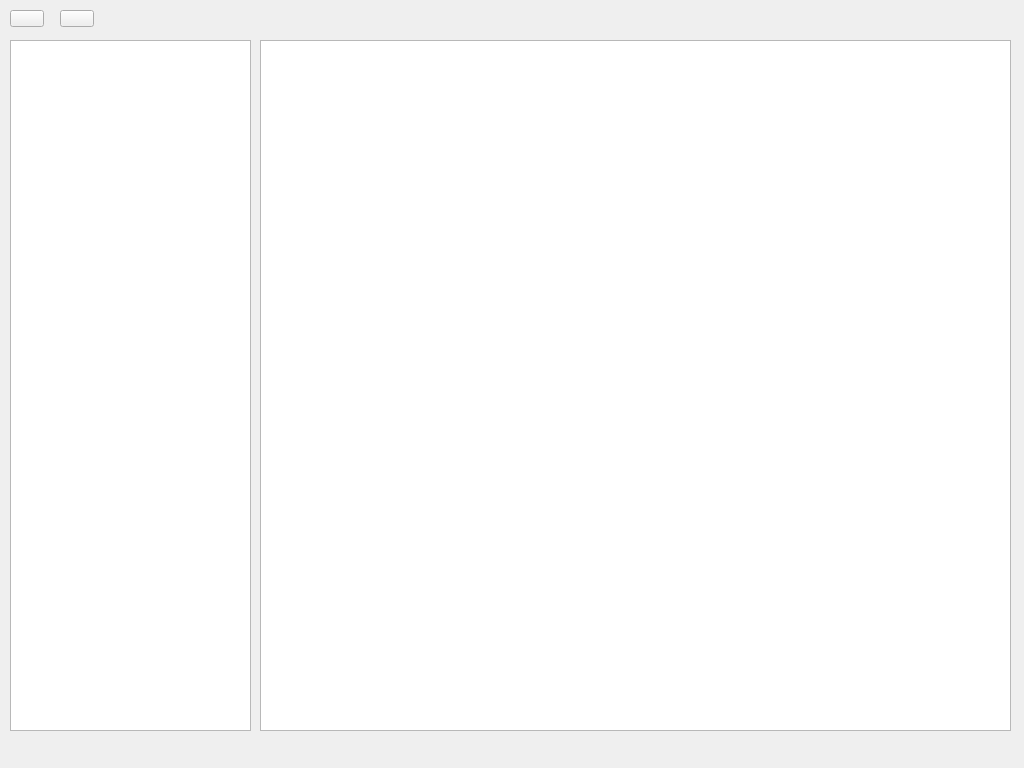
Above: mainwindow_2.ui from lazyxu/cpp-mail-system before the change. Below: the same form after it.
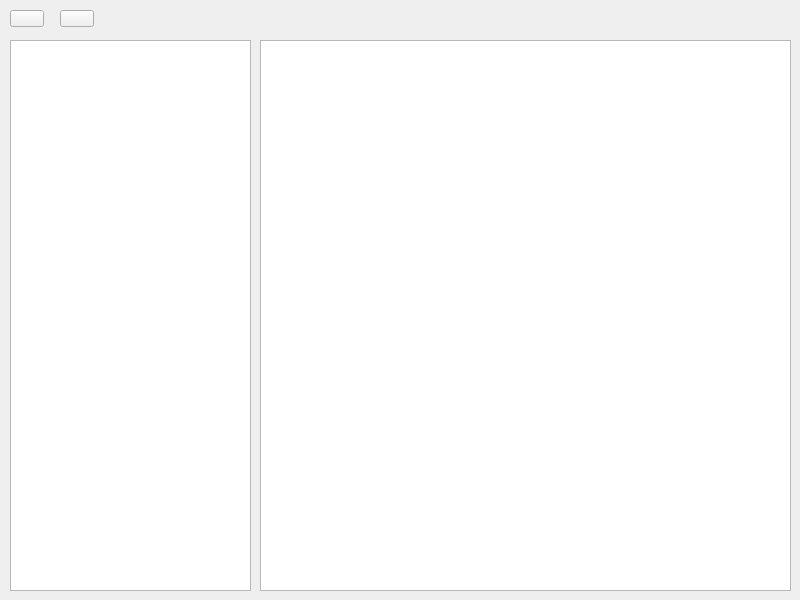
That is the form after the change. Icons and pictures are not drawn.

What changed in the file:
```diff
--- a/mainwindow_2.ui
+++ b/mainwindow_2.ui
@@ -6,14 +6,14 @@
    <rect>
     <x>0</x>
     <y>0</y>
-    <width>1024</width>
-    <height>768</height>
+    <width>800</width>
+    <height>600</height>
    </rect>
   </property>
   <property name="minimumSize">
    <size>
-    <width>1024</width>
-    <height>768</height>
+    <width>800</width>
+    <height>600</height>
    </size>
   </property>
   <property name="maximumSize">
@@ -50,7 +50,7 @@
       <x>10</x>
       <y>40</y>
       <width>241</width>
-      <height>691</height>
+      <height>551</height>
      </rect>
     </property>
    </widget>
@@ -86,8 +86,8 @@
      <rect>
       <x>260</x>
       <y>40</y>
-      <width>751</width>
-      <height>691</height>
+      <width>531</width>
+      <height>551</height>
      </rect>
     </property>
    </widget>
@@ -118,10 +118,10 @@
    <widget class="QLabel" name="account_label">
     <property name="geometry">
      <rect>
-      <x>110</x>
+      <x>260</x>
       <y>10</y>
-      <width>462</width>
-      <height>16</height>
+      <width>481</width>
+      <height>18</height>
      </rect>
     </property>
     <property name="text">
```
Left out of the diff: 23 changed lines with no effect on the pictures.
